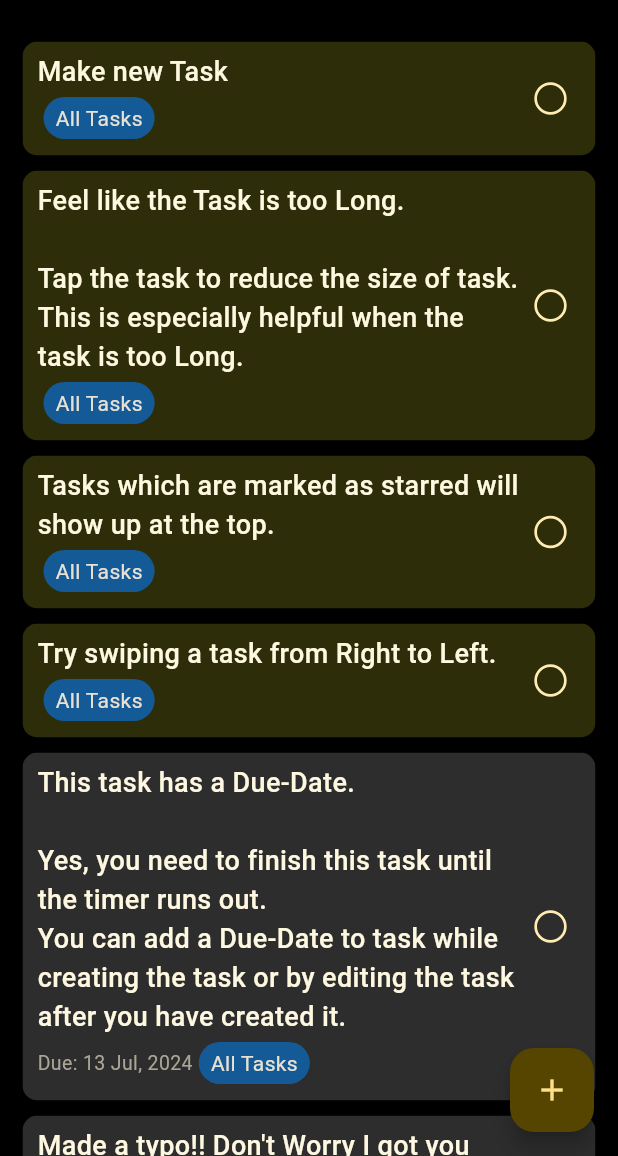
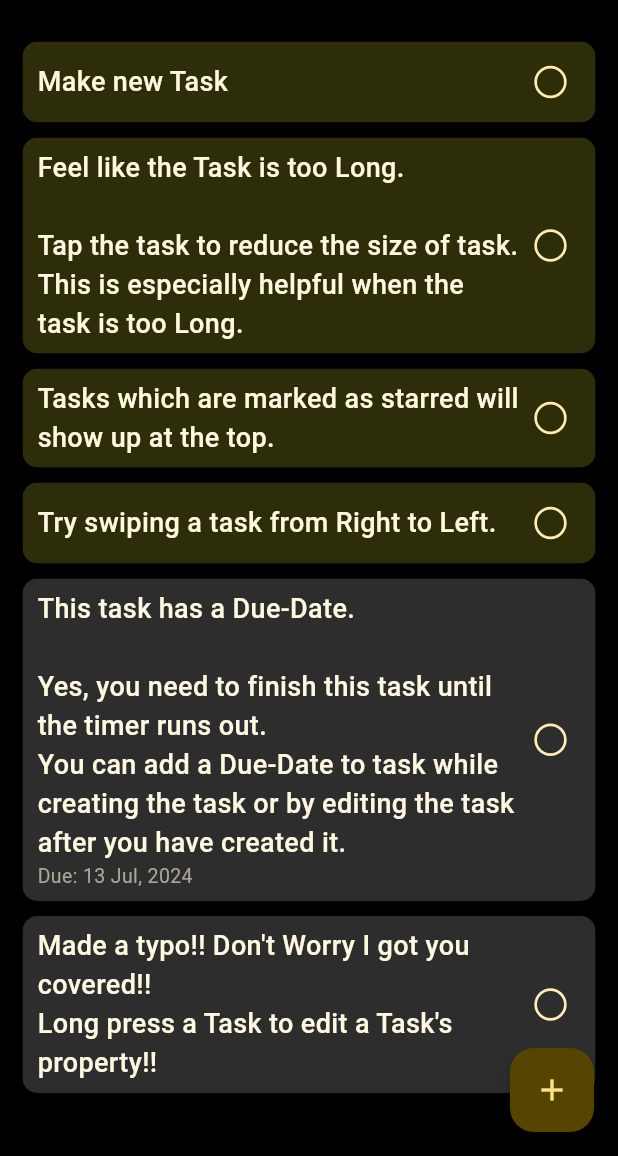
Before and after one commit to RUDisCOOL/Listify-ToDo-App, a Flutter app: the screen it shows after launch, on a phone screen of 412 x 824 dp, the part 80-1236 px from its top. Run offline on Flutter 3.47's test engine with Material 3 defaults, Android fonts, the phone set to English and light mode, and no system bars; drawn by our look-alikes of flutter_slidable; our stand-ins replace google_fonts, hive_flutter; accounts and stored records are empty.

Commit message:
Bug fixes : )

```diff
--- a/lib/pages/home_page.dart
+++ b/lib/pages/home_page.dart
@@ -115,7 +115,6 @@ class _HomePageState extends State<HomePage> {
   void _deleteList(index) {
     setState(() {
       db.deleteList(db.allListNames[index]);
-      db.allListNames.removeAt(index);
       setSelectedList('All Tasks');
     });
   }
@@ -543,7 +542,9 @@ class _HomePageState extends State<HomePage> {
                 star: db.toDoList[index]['starred'],
                 dueDate: db.toDoList[index]['dueDate'],
                 maxLines: db.toDoList[index]['maxLines'],
-                listName: db.toDoList[index]['listName'],
+                listName: selectedList == db.toDoList[index]['listName']
+                    ? null
+                    : db.toDoList[index]['listName'],
                 onChanged: (value) => _toggleTask(index, value),
                 onStarred: (star) => _toggleStar(index, star),
                 onDelete: () => _deleteTask(index),
--- a/lib/util/list_name_tile.dart
+++ b/lib/util/list_name_tile.dart
@@ -57,19 +57,19 @@ class ListNameTile extends StatelessWidget {
                             children: [
                               ElevatedButton(
                                 onPressed: () {
-                                  onDelete();
                                   Navigator.of(context).pop();
                                 },
-                                child: const Text('Yes'),
+                                child: const Text('No'),
                               ),
                               const SizedBox(
                                 width: 15,
                               ),
                               ElevatedButton(
                                 onPressed: () {
+                                  onDelete();
                                   Navigator.of(context).pop();
                                 },
-                                child: const Text('No'),
+                                child: const Text('Yes'),
                               ),
                             ],
                           ),
--- a/lib/util/to_do_tile.dart
+++ b/lib/util/to_do_tile.dart
@@ -27,7 +27,7 @@ class ToDoTile extends StatelessWidget {
   final bool star;
   final DateTime? dueDate;
   final dynamic maxLines;
-  final String listName;
+  final String? listName;
 
   final ValueChanged<bool?> onChanged;
   final ValueChanged<bool> onStarred;
@@ -41,7 +41,7 @@ class ToDoTile extends StatelessWidget {
     required this.star,
     required this.dueDate,
     required this.maxLines,
-    required this.listName,
+    this.listName,
     required this.onChanged,
     required this.onStarred,
     required this.onDelete,
@@ -135,8 +135,11 @@ class ToDoTile extends StatelessWidget {
                                   fontSize: 13,
                                 ),
                               ),
+                            if (listName != null)
                               Card.filled(
-                              color: const Color.fromARGB(255, 20, 90, 150),
+                                color: value
+                                    ? const Color.fromARGB(255, 9, 41, 69)
+                                    : const Color.fromARGB(255, 20, 90, 150),
                                 shape: const RoundedRectangleBorder(
                                   borderRadius: BorderRadius.all(
                                     Radius.circular(20),
@@ -145,7 +148,13 @@ class ToDoTile extends StatelessWidget {
                                 child: Padding(
                                   padding: const EdgeInsets.only(
                                       left: 8, right: 8, top: 4, bottom: 4),
-                                child: Text(listName),
+                                  child: Text(
+                                    listName!,
+                                    style: TextStyle(
+                                        color: value
+                                            ? completedTextColor
+                                            : commonTextColor),
+                                  ),
                                 ),
                               ),
                           ],
```
Also changed, not shown: lib/util/database.dart (+23 -4 lines). Lines whose indentation alone changed are shown as unchanged.
